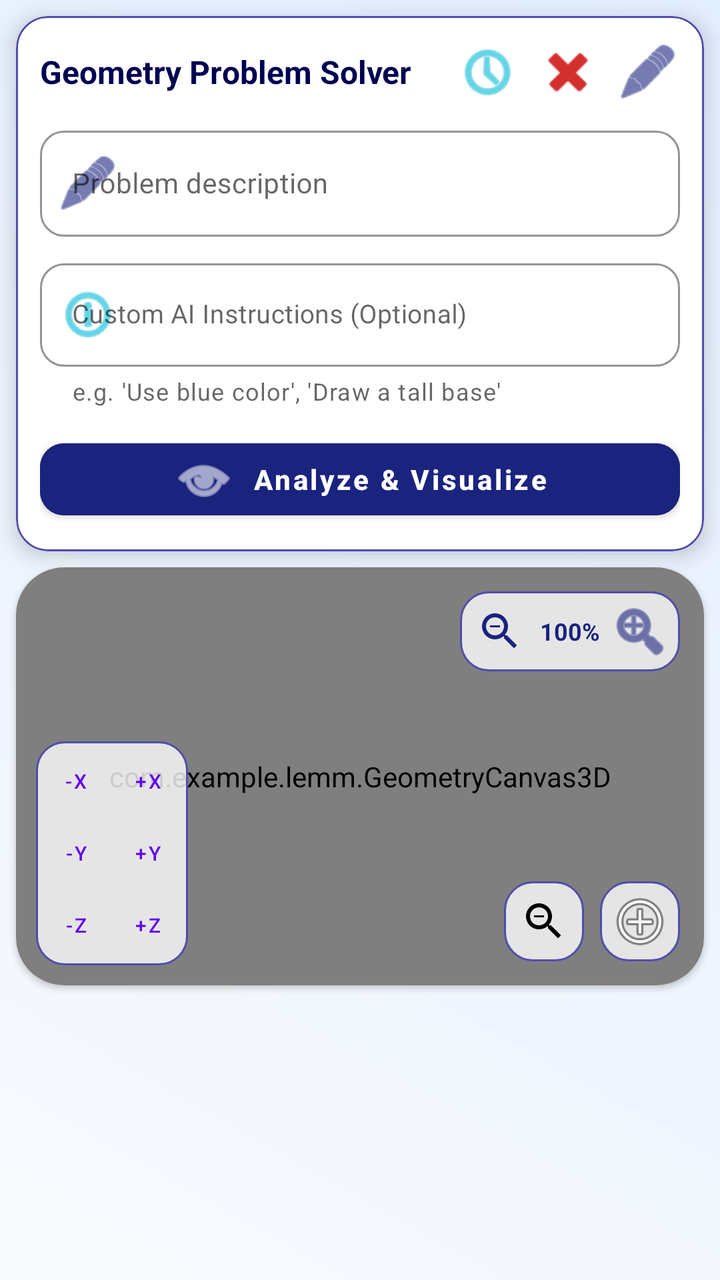
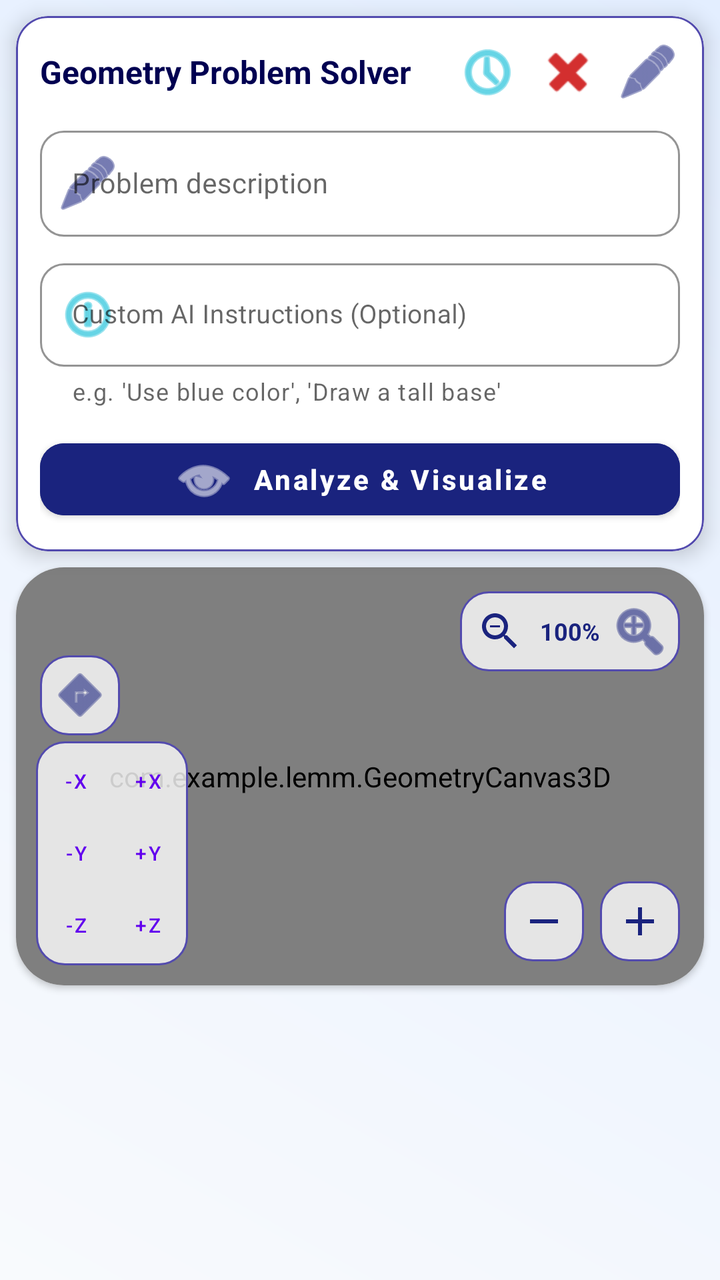

Compare the two renders of this Android layout. The source of the first and the diff that turns it into the second are given below.
<!-- AndroidManifest.xml: application theme Theme.MaterialComponents.DayNight.NoActionBar -->
<!-- res/layout/activity_geometry_input.xml -->
<?xml version="1.0" encoding="utf-8"?>
<androidx.constraintlayout.widget.ConstraintLayout xmlns:android="http://schemas.android.com/apk/res/android"
    xmlns:app="http://schemas.android.com/apk/res-auto"
    xmlns:tools="http://schemas.android.com/tools"
    android:layout_width="match_parent"
    android:layout_height="match_parent"
    android:background="@drawable/gradient_bg">

    
    <com.google.android.material.card.MaterialCardView
        android:id="@+id/headerCard"
        android:layout_width="match_parent"
        android:layout_height="wrap_content"
        android:layout_margin="8dp"
        app:cardCornerRadius="16dp"
        app:cardElevation="6dp"
        app:strokeColor="@color/primary_light"
        app:strokeWidth="1dp"
        app:layout_constraintTop_toTopOf="parent">

        <LinearLayout
            android:layout_width="match_parent"
            android:layout_height="wrap_content"
            android:orientation="vertical"
            android:padding="12dp"
            android:background="@color/surface_white">

            <LinearLayout
                android:layout_width="match_parent"
                android:layout_height="wrap_content"
                android:orientation="horizontal"
                android:gravity="center_vertical">

                <TextView
                    android:layout_width="0dp"
                    android:layout_height="wrap_content"
                    android:layout_weight="1"
                    android:text="Geometry Problem Solver"
                    android:textStyle="bold"
                    android:textColor="@color/primary_dark"
                    android:textSize="16sp" />

                <ImageButton
                    android:id="@+id/btnHistory"
                    android:layout_width="32dp"
                    android:layout_height="32dp"
                    android:layout_marginEnd="8dp"
                    android:background="?attr/selectableItemBackgroundBorderless"
                    android:src="@android:drawable/ic_menu_recent_history"
                    app:tint="@color/secondary" />

                <ImageButton
                    android:id="@+id/btnStopAI"
                    android:layout_width="32dp"
                    android:layout_height="32dp"
                    android:layout_marginEnd="8dp"
                    android:background="?attr/selectableItemBackgroundBorderless"
                    android:src="@android:drawable/ic_delete"
                    app:tint="@color/error_red" />

                <ImageButton
                    android:id="@+id/btnToggleInput"
                    android:layout_width="32dp"
                    android:layout_height="32dp"
                    android:background="?attr/selectableItemBackgroundBorderless"
                    android:src="@android:drawable/ic_menu_edit"
                    app:tint="@color/primary" />
            </LinearLayout>

            <LinearLayout
                android:id="@+id/inputExpandableArea"
                android:layout_width="match_parent"
                android:layout_height="wrap_content"
                android:orientation="vertical"
                android:visibility="visible"
                android:paddingTop="8dp">

                <com.google.android.material.textfield.TextInputLayout
                    android:id="@+id/tlDescription"
                    style="@style/Widget.MaterialComponents.TextInputLayout.OutlinedBox"
                    android:layout_width="match_parent"
                    android:layout_height="wrap_content"
                    android:hint="Problem description"
                    app:startIconDrawable="@android:drawable/ic_menu_edit"
                    app:startIconTint="@color/primary"
                    app:boxCornerRadiusBottomEnd="12dp"
                    app:boxCornerRadiusBottomStart="12dp"
                    app:boxCornerRadiusTopEnd="12dp"
                    app:boxCornerRadiusTopStart="12dp"
                    app:boxStrokeColor="@color/primary">

                    <com.google.android.material.textfield.TextInputEditText
                        android:id="@+id/etDescription"
                        android:layout_width="match_parent"
                        android:layout_height="wrap_content"
                        android:inputType="textMultiLine"
                        android:minLines="1"
                        android:maxLines="3"
                        android:textColor="@color/text_main"
                        android:textSize="14sp" />
                </com.google.android.material.textfield.TextInputLayout>

                <com.google.android.material.textfield.TextInputLayout
                    android:id="@+id/tlExtraCommands"
                    style="@style/Widget.MaterialComponents.TextInputLayout.OutlinedBox"
                    android:layout_width="match_parent"
                    android:layout_height="wrap_content"
                    android:layout_marginTop="8dp"
                    android:hint="Custom AI Instructions (Optional)"
                    app:startIconDrawable="@android:drawable/ic_menu_info_details"
                    app:startIconTint="@color/secondary"
                    app:endIconMode="clear_text"
                    app:endIconTint="@color/secondary"
                    app:boxCornerRadiusBottomEnd="12dp"
                    app:boxCornerRadiusBottomStart="12dp"
                    app:boxCornerRadiusTopEnd="12dp"
                    app:boxCornerRadiusTopStart="12dp"
                    app:boxStrokeColor="@color/secondary"
                    app:helperText="e.g. 'Use blue color', 'Draw a tall base'"
                    app:helperTextEnabled="true">

                    <com.google.android.material.textfield.TextInputEditText
                        android:id="@+id/etExtraCommands"
                        android:layout_width="match_parent"
                        android:layout_height="wrap_content"
                        android:inputType="textMultiLine"
                        android:minLines="1"
                        android:maxLines="2"
                        android:textColor="@color/text_main"
                        android:textSize="13sp" />
                </com.google.android.material.textfield.TextInputLayout>

                <Button
                    android:id="@+id/btnSolveProblem"
                    android:layout_width="match_parent"
                    android:layout_height="48dp"
                    android:layout_marginTop="12dp"
                    android:backgroundTint="@color/primary"
                    android:text="Analyze &amp; Visualize"
                    android:textAllCaps="false"
                    android:textColor="@color/white"
                    android:textSize="14sp"
                    android:textStyle="bold"
                    app:cornerRadius="12dp"
                    app:icon="@android:drawable/ic_menu_view"
                    app:iconGravity="textStart" />
            </LinearLayout>

            <ProgressBar
                android:id="@+id/progressBar"
                style="?android:attr/progressBarStyleHorizontal"
                android:layout_width="match_parent"
                android:layout_height="wrap_content"
                android:layout_marginTop="4dp"
                android:indeterminate="true"
                android:visibility="gone" />
        </LinearLayout>
    </com.google.android.material.card.MaterialCardView>

    
    <com.google.android.material.card.MaterialCardView
        android:id="@+id/canvasCard"
        android:layout_width="0dp"
        android:layout_height="0dp"
        android:layout_margin="8dp"
        app:cardCornerRadius="24dp"
        app:cardElevation="2dp"
        app:layout_constraintBottom_toTopOf="@+id/resultSection"
        app:layout_constraintEnd_toEndOf="parent"
        app:layout_constraintStart_toStartOf="parent"
        app:layout_constraintTop_toBottomOf="@id/headerCard"
        app:layout_constraintVertical_weight="0.6">

        <FrameLayout
            android:id="@+id/canvasContainer"
            android:layout_width="match_parent"
            android:layout_height="match_parent"
            android:background="#FFFFFF">

            <com.example.lemm.GeometryCanvas3D
                android:id="@+id/geometryCanvas3D"
                android:layout_width="match_parent"
                android:layout_height="match_parent"
                android:visibility="visible" />

            
            <LinearLayout
                android:layout_width="wrap_content"
                android:layout_height="wrap_content"
                android:layout_gravity="top|end"
                android:layout_margin="12dp"
                android:background="@drawable/floating_controls_bg"
                android:orientation="horizontal"
                android:padding="4dp">

                <ImageButton
                    android:id="@+id/btnZoomOut"
                    android:layout_width="32dp"
                    android:layout_height="32dp"
                    android:background="?attr/selectableItemBackgroundBorderless"
                    android:src="@drawable/ic_zoom_out_custom"
                    app:tint="@color/primary" />

                <TextView
                    android:id="@+id/tvZoomPercent"
                    android:layout_width="wrap_content"
                    android:layout_height="wrap_content"
                    android:layout_gravity="center"
                    android:paddingHorizontal="4dp"
                    android:text="100%"
                    android:textSize="12sp"
                    android:textColor="@color/primary"
                    android:textStyle="bold" />

                <ImageButton
                    android:id="@+id/btnZoomIn"
                    android:layout_width="32dp"
                    android:layout_height="32dp"
                    android:background="?attr/selectableItemBackgroundBorderless"
                    android:src="@android:drawable/ic_menu_zoom"
                    app:tint="@color/primary" />
            </LinearLayout>

            
            <LinearLayout
                android:id="@+id/rotationControls"
                android:layout_width="wrap_content"
                android:layout_height="wrap_content"
                android:layout_gravity="bottom|start"
                android:layout_margin="10dp"
                android:background="@drawable/floating_controls_bg"
                android:orientation="vertical"
                android:padding="2dp">
                <LinearLayout android:layout_width="wrap_content" android:layout_height="wrap_content">
                    <Button android:id="@+id/btnRotXMinus" android:layout_width="36dp" android:layout_height="36dp" android:text="-X" android:textSize="10sp" style="@style/Widget.MaterialComponents.Button.TextButton"/>
                    <Button android:id="@+id/btnRotXPlus" android:layout_width="36dp" android:layout_height="36dp" android:text="+X" android:textSize="10sp" style="@style/Widget.MaterialComponents.Button.TextButton"/>
                </LinearLayout>
                <LinearLayout android:layout_width="wrap_content" android:layout_height="wrap_content">
                    <Button android:id="@+id/btnRotYMinus" android:layout_width="36dp" android:layout_height="36dp" android:text="-Y" android:textSize="10sp" style="@style/Widget.MaterialComponents.Button.TextButton"/>
                    <Button android:id="@+id/btnRotYPlus" android:layout_width="36dp" android:layout_height="36dp" android:text="+Y" android:textSize="10sp" style="@style/Widget.MaterialComponents.Button.TextButton"/>
                </LinearLayout>
                <LinearLayout android:layout_width="wrap_content" android:layout_height="wrap_content">
                    <Button android:id="@+id/btnRotZMinus" android:layout_width="36dp" android:layout_height="36dp" android:text="-Z" android:textSize="10sp" style="@style/Widget.MaterialComponents.Button.TextButton"/>
                    <Button android:id="@+id/btnRotZPlus" android:layout_width="36dp" android:layout_height="36dp" android:text="+Z" android:textSize="10sp" style="@style/Widget.MaterialComponents.Button.TextButton"/>
                </LinearLayout>
            </LinearLayout>

            <LinearLayout
                android:layout_width="wrap_content"
                android:layout_height="wrap_content"
                android:layout_gravity="bottom|end"
                android:layout_margin="12dp">
                <ImageButton android:id="@+id/btnMinimizeCanvas" android:layout_width="40dp" android:layout_height="40dp" android:src="@drawable/ic_zoom_out_custom" android:background="@drawable/floating_controls_bg" android:layout_marginEnd="8dp"/>
                <ImageButton android:id="@+id/btnMaximizeCanvas" android:layout_width="40dp" android:layout_height="40dp" android:src="@android:drawable/ic_menu_add" android:background="@drawable/floating_controls_bg"/>
            </LinearLayout>
        </FrameLayout>
    </com.google.android.material.card.MaterialCardView>

    
    <LinearLayout
        android:id="@+id/resultSection"
        android:layout_width="0dp"
        android:layout_height="0dp"
        android:orientation="vertical"
        app:layout_constraintBottom_toBottomOf="parent"
        app:layout_constraintEnd_toEndOf="parent"
        app:layout_constraintStart_toStartOf="parent"
        app:layout_constraintTop_toBottomOf="@id/canvasCard"
        app:layout_constraintVertical_weight="0.4">

        <LinearLayout
            android:id="@+id/solutionControls"
            android:layout_width="match_parent"
            android:layout_height="wrap_content"
            android:layout_margin="8dp"
            android:gravity="center"
            android:orientation="horizontal"
            android:visibility="gone">

            <Button
                android:id="@+id/btnDiscard"
                style="@style/Widget.MaterialComponents.Button.OutlinedButton"
                android:layout_width="0dp"
                android:layout_height="wrap_content"
                android:layout_weight="1"
                android:layout_marginEnd="8dp"
                android:text="Don't Save"
                android:textColor="#C62828" />

            <Button
                android:id="@+id/btnSaveSolution"
                android:layout_width="0dp"
                android:layout_height="wrap_content"
                android:layout_weight="1"
                android:text="Save"
                android:backgroundTint="@color/primary" />

        </LinearLayout>

        <ScrollView
            android:id="@+id/resultScrollView"
            android:layout_width="match_parent"
            android:layout_height="match_parent">
            <LinearLayout
                android:id="@+id/stepsContainer"
                android:layout_width="match_parent"
                android:layout_height="wrap_content"
                android:orientation="vertical"
                android:padding="8dp" />
        </ScrollView>
    </LinearLayout>

</androidx.constraintlayout.widget.ConstraintLayout>
<!-- resources referenced by this layout -->
<resources>
  <color name="error_red">#D32F2F</color>
  <color name="primary">#1A237E</color>
  <color name="primary_dark">#000051</color>
  <color name="primary_light">#534BAE</color>
  <color name="secondary">#00B8D4</color>
  <color name="surface_white">#FFFFFF</color>
  <color name="text_main">#1C1C1E</color>
  <color name="white">#FFFFFF</color>
  <!-- drawable floating_controls_bg (drawable) -->
  <?xml version="1.0" encoding="utf-8"?>
  <shape xmlns:android="http://schemas.android.com/apk/res/android">
      <solid android:color="#CCFFFFFF" />
      <corners android:radius="14dp" />
      <stroke android:width="1dp" android:color="@color/primary_light" />
  </shape>
  <!-- drawable gradient_bg (drawable) -->
  <?xml version="1.0" encoding="utf-8"?>
  <shape xmlns:android="http://schemas.android.com/apk/res/android">
      <gradient
          android:angle="45"
          android:endColor="@color/bg_end"
          android:startColor="@color/bg_start"
          android:type="linear" />
  </shape>
  <!-- drawable ic_zoom_out_custom (drawable) -->
  <vector xmlns:android="http://schemas.android.com/apk/res/android"
      android:width="24dp"
      android:height="24dp"
      android:viewportWidth="24"
      android:viewportHeight="24">
      
      <path
          android:fillColor="#000000"
          android:pathData="M15.5,14h-0.79l-0.28,-0.27C15.41,12.59 16,11.11 16,9.5 16,5.91 13.09,3 9.5,3S3,5.91 3,9.5 5.91,16 9.5,16c1.61,0 3.09,-0.59 4.23,-1.57l0.27,0.28v0.79l5,4.99L20.49,19l-4.99,-5zM9.5,14C7.01,14 5,11.99 5,9.5S7.01,5 9.5,5 14,7.01 14,9.5 11.99,14 9.5,14z"/>
      
      <path
          android:fillColor="#000000"
          android:pathData="M7,9h5v1h-5z"/>
  </vector>
  <color name="bg_end">#E3EEFF</color>
  <color name="bg_start">#F8FAFD</color>
</resources>

<!-- the commit's change to res/layout/activity_geometry_input.xml (unified diff, before → after) -->
@@ -187,11 +187,32 @@
             <LinearLayout
                 android:layout_width="wrap_content"
                 android:layout_height="wrap_content"
+                android:layout_gravity="bottom|start"
+                android:layout_marginStart="12dp"
+                android:layout_marginBottom="125dp"
+                android:background="@drawable/floating_controls_bg"
+                android:padding="4dp">
+
+                <ImageButton
+                    android:id="@+id/btnToggleMoveRotate"
+                    android:layout_width="32dp"
+                    android:layout_height="32dp"
+                    android:background="?attr/selectableItemBackgroundBorderless"
+                    android:src="@android:drawable/ic_menu_directions"
+                    android:tooltipText="Toggle Move/Rotate"
+                    app:tint="@color/primary" />
+            </LinearLayout>
+
+            
+            <LinearLayout
+                android:layout_width="wrap_content"
+                android:layout_height="wrap_content"
                 android:layout_gravity="top|end"
                 android:layout_margin="12dp"
                 android:background="@drawable/floating_controls_bg"
                 android:orientation="horizontal"
-                android:padding="4dp">
+                android:padding="4dp"
+                android:gravity="center_vertical">
 
                 <ImageButton
                     android:id="@+id/btnZoomOut"
@@ -208,8 +229,8 @@
                     android:layout_gravity="center"
                     android:paddingHorizontal="4dp"
                     android:text="100%"
+                    android:textColor="@color/primary"
                     android:textSize="12sp"
-                    android:textColor="@color/primary"
                     android:textStyle="bold" />
 
                 <ImageButton
@@ -219,6 +240,7 @@
                     android:background="?attr/selectableItemBackgroundBorderless"
                     android:src="@android:drawable/ic_menu_zoom"
                     app:tint="@color/primary" />
+
             </LinearLayout>
 
             
@@ -231,28 +253,96 @@
                 android:background="@drawable/floating_controls_bg"
                 android:orientation="vertical"
                 android:padding="2dp">
-                <LinearLayout android:layout_width="wrap_content" android:layout_height="wrap_content">
-                    <Button android:id="@+id/btnRotXMinus" android:layout_width="36dp" android:layout_height="36dp" android:text="-X" android:textSize="10sp" style="@style/Widget.MaterialComponents.Button.TextButton"/>
-                    <Button android:id="@+id/btnRotXPlus" android:layout_width="36dp" android:layout_height="36dp" android:text="+X" android:textSize="10sp" style="@style/Widget.MaterialComponents.Button.TextButton"/>
+
+                <LinearLayout
+                    android:layout_width="wrap_content"
+                    android:layout_height="wrap_content">
+
+                    <Button
+                        android:id="@+id/btnRotXMinus"
+                        style="@style/Widget.MaterialComponents.Button.TextButton"
+                        android:layout_width="36dp"
+                        android:layout_height="36dp"
+                        android:text="-X"
+                        android:textSize="10sp" />
+
+                    <Button
+                        android:id="@+id/btnRotXPlus"
+                        style="@style/Widget.MaterialComponents.Button.TextButton"
+                        android:layout_width="36dp"
+                        android:layout_height="36dp"
+                        android:text="+X"
+                        android:textSize="10sp" />
                 </LinearLayout>
-                <LinearLayout android:layout_width="wrap_content" android:layout_height="wrap_content">
-                    <Button android:id="@+id/btnRotYMinus" android:layout_width="36dp" android:layout_height="36dp" android:text="-Y" android:textSize="10sp" style="@style/Widget.MaterialComponents.Button.TextButton"/>
-                    <Button android:id="@+id/btnRotYPlus" android:layout_width="36dp" android:layout_height="36dp" android:text="+Y" android:textSize="10sp" style="@style/Widget.MaterialComponents.Button.TextButton"/>
+
+                <LinearLayout
+                    android:layout_width="wrap_content"
+                    android:layout_height="wrap_content">
+
+                    <Button
+                        android:id="@+id/btnRotYMinus"
+                        style="@style/Widget.MaterialComponents.Button.TextButton"
+                        android:layout_width="36dp"
+                        android:layout_height="36dp"
+                        android:text="-Y"
+                        android:textSize="10sp" />
+
+                    <Button
+                        android:id="@+id/btnRotYPlus"
+                        style="@style/Widget.MaterialComponents.Button.TextButton"
+                        android:layout_width="36dp"
+                        android:layout_height="36dp"
+                        android:text="+Y"
+                        android:textSize="10sp" />
                 </LinearLayout>
-                <LinearLayout android:layout_width="wrap_content" android:layout_height="wrap_content">
-                    <Button android:id="@+id/btnRotZMinus" android:layout_width="36dp" android:layout_height="36dp" android:text="-Z" android:textSize="10sp" style="@style/Widget.MaterialComponents.Button.TextButton"/>
-                    <Button android:id="@+id/btnRotZPlus" android:layout_width="36dp" android:layout_height="36dp" android:text="+Z" android:textSize="10sp" style="@style/Widget.MaterialComponents.Button.TextButton"/>
+
+                <LinearLayout
+                    android:layout_width="wrap_content"
+                    android:layout_height="wrap_content">
+
+                    <Button
+                        android:id="@+id/btnRotZMinus"
+                        style="@style/Widget.MaterialComponents.Button.TextButton"
+                        android:layout_width="36dp"
+                        android:layout_height="36dp"
+                        android:text="-Z"
+                        android:textSize="10sp" />
+
+                    <Button
+                        android:id="@+id/btnRotZPlus"
+                        style="@style/Widget.MaterialComponents.Button.TextButton"
+                        android:layout_width="36dp"
+                        android:layout_height="36dp"
+                        android:text="+Z"
+                        android:textSize="10sp" />
                 </LinearLayout>
             </LinearLayout>
 
+            
             <LinearLayout
                 android:layout_width="wrap_content"
                 android:layout_height="wrap_content"
                 android:layout_gravity="bottom|end"
                 android:layout_margin="12dp">
-                <ImageButton android:id="@+id/btnMinimizeCanvas" android:layout_width="40dp" android:layout_height="40dp" android:src="@drawable/ic_zoom_out_custom" android:background="@drawable/floating_controls_bg" android:layout_marginEnd="8dp"/>
-                <ImageButton android:id="@+id/btnMaximizeCanvas" android:layout_width="40dp" android:layout_height="40dp" android:src="@android:drawable/ic_menu_add" android:background="@drawable/floating_controls_bg"/>
-            </LinearLayout>
+
+                <ImageButton
+                    android:id="@+id/btnMinimizeCanvas"
+                    android:layout_width="40dp"
+                    android:layout_height="40dp"
+                    android:layout_marginEnd="8dp"
+                    android:background="@drawable/floating_controls_bg"
+                    android:src="@drawable/ic_minus"
+                    app:tint="@color/primary" />
+
+                <ImageButton
+                    android:id="@+id/btnMaximizeCanvas"
+                    android:layout_width="40dp"
+                    android:layout_height="40dp"
+                    android:background="@drawable/floating_controls_bg"
+                    android:src="@drawable/ic_plus"
+                    app:tint="@color/primary" />
+            </LinearLayout>
+
         </FrameLayout>
     </com.google.android.material.card.MaterialCardView>
 
@@ -282,8 +372,8 @@
                 style="@style/Widget.MaterialComponents.Button.OutlinedButton"
                 android:layout_width="0dp"
                 android:layout_height="wrap_content"
+                android:layout_marginEnd="8dp"
                 android:layout_weight="1"
-                android:layout_marginEnd="8dp"
                 android:text="Don't Save"
                 android:textColor="#C62828" />
 
@@ -292,8 +382,8 @@
                 android:layout_width="0dp"
                 android:layout_height="wrap_content"
                 android:layout_weight="1"
-                android:text="Save"
-                android:backgroundTint="@color/primary" />
+                android:backgroundTint="@color/primary"
+                android:text="Save" />
 
         </LinearLayout>
 
@@ -301,6 +391,7 @@
             android:id="@+id/resultScrollView"
             android:layout_width="match_parent"
             android:layout_height="match_parent">
+
             <LinearLayout
                 android:id="@+id/stepsContainer"
                 android:layout_width="match_parent"
<!-- resource entries referenced after the edit -->
@@ -24,6 +24,26 @@
           android:startColor="@color/bg_start"
           android:type="linear" />
   </shape>
+  <!-- drawable ic_minus (drawable) -->
+  <vector xmlns:android="http://schemas.android.com/apk/res/android"
+      android:width="24dp"
+      android:height="24dp"
+      android:viewportWidth="24"
+      android:viewportHeight="24">
+      <path
+          android:fillColor="#000000"
+          android:pathData="M19,13H5v-2h14v2z"/>
+  </vector>
+  <!-- drawable ic_plus (drawable) -->
+  <vector xmlns:android="http://schemas.android.com/apk/res/android"
+      android:width="24dp"
+      android:height="24dp"
+      android:viewportWidth="24"
+      android:viewportHeight="24">
+      <path
+          android:fillColor="#000000"
+          android:pathData="M19,13h-6v6h-2v-6H5v-2h6V5h2v6h6v2z"/>
+  </vector>
   <!-- drawable ic_zoom_out_custom (drawable) -->
   <vector xmlns:android="http://schemas.android.com/apk/res/android"
       android:width="24dp"
